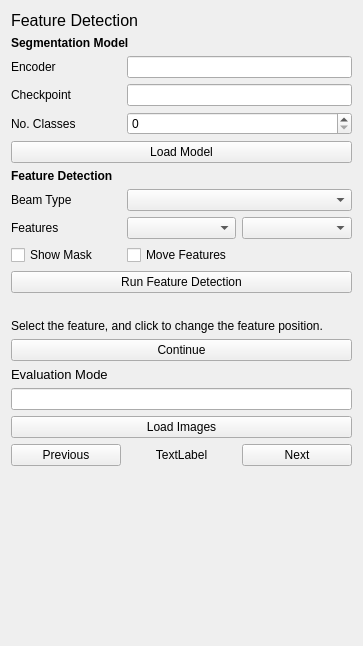
DeMarcoLab/fibsem, file fibsem/ui/qtdesigner_files/FibsemDetectionWidget.ui: the form before one commit.
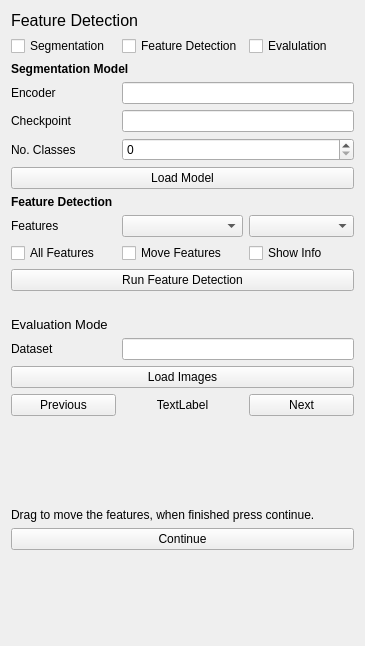
The form after the commit.

Commit message: multiple feature detections

```diff
--- a/fibsem/ui/qtdesigner_files/FibsemDetectionWidget.ui
+++ b/fibsem/ui/qtdesigner_files/FibsemDetectionWidget.ui
@@ -6,7 +6,7 @@
    <rect>
     <x>0</x>
     <y>0</y>
-    <width>363</width>
+    <width>365</width>
     <height>646</height>
    </rect>
   </property>
@@ -14,78 +14,50 @@
    <string>Form</string>
   </property>
   <layout class="QGridLayout" name="gridLayout">
-   <item row="1" column="0" colspan="3">
-    <widget class="QLabel" name="label_header_model">
-     <property name="font">
-      <font>
-       <weight>75</weight>
-       <bold>true</bold>
-      </font>
-     </property>
+   <item row="14" column="2">
+    <widget class="QCheckBox" name="checkBox_show_info">
      <property name="text">
-      <string>Segmentation Model</string>
+      <string>Show Info</string>
      </property>
     </widget>
    </item>
-   <item row="15" column="0" colspan="3">
-    <widget class="QLabel" name="label_info">
-     <property name="minimumSize">
-      <size>
-       <width>0</width>
-       <height>0</height>
-      </size>
-     </property>
-     <property name="text">
-      <string/>
-     </property>
-    </widget>
+   <item row="12" column="2">
+    <widget class="QComboBox" name="comboBox_feature_2"/>
    </item>
-   <item row="13" column="0">
-    <widget class="QCheckBox" name="checkBox_show_mask">
+   <item row="9" column="0">
+    <widget class="QLabel" name="label_num_classes">
      <property name="text">
-      <string>Show Mask</string>
+      <string>No. Classes</string>
      </property>
     </widget>
    </item>
-   <item row="23" column="0" colspan="3">
-    <spacer name="verticalSpacer">
-     <property name="orientation">
-      <enum>Qt::Vertical</enum>
-     </property>
-     <property name="sizeHint" stdset="0">
-      <size>
-       <width>20</width>
-       <height>40</height>
-      </size>
-     </property>
-    </spacer>
-   </item>
-   <item row="13" column="1">
-    <widget class="QCheckBox" name="checkBox_move_features">
-     <property name="text">
-      <string>Move Features</string>
-     </property>
-    </widget>
-   </item>
-   <item row="7" column="1" colspan="2">
+   <item row="8" column="1" colspan="2">
     <widget class="QLineEdit" name="lineEdit_checkpoint"/>
    </item>
-   <item row="11" column="1" colspan="2">
-    <widget class="QComboBox" name="comboBox_beam_type"/>
+   <item row="31" column="0" colspan="3">
+    <spacer name="verticalSpacer_2">
+     <property name="orientation">
+      <enum>Qt::Vertical</enum>
+     </property>
+     <property name="sizeHint" stdset="0">
+      <size>
+       <width>20</width>
+       <height>40</height>
+      </size>
+     </property>
+    </spacer>
    </item>
-   <item row="0" column="0" colspan="3">
-    <widget class="QLabel" name="label_title">
-     <property name="font">
-      <font>
-       <pointsize>12</pointsize>
-      </font>
-     </property>
+   <item row="29" column="0" colspan="3">
+    <widget class="QLabel" name="label_instructions">
      <property name="text">
-      <string>Feature Detection</string>
+      <string>Drag to move the features, when finished press continue.</string>
+     </property>
+     <property name="wordWrap">
+      <bool>true</bool>
      </property>
     </widget>
    </item>
-   <item row="22" column="1">
+   <item row="26" column="1">
     <widget class="QLabel" name="label_image_path_num">
      <property name="text">
       <string>TextLabel</string>
@@ -95,36 +67,18 @@
      </property>
     </widget>
    </item>
-   <item row="12" column="0">
-    <widget class="QLabel" name="label_feature">
-     <property name="text">
-      <string>Features</string>
-     </property>
-    </widget>
-   </item>
-   <item row="20" column="0" colspan="3">
-    <widget class="QLineEdit" name="lineEdit_image_path_folder"/>
-   </item>
-   <item row="22" column="0">
+   <item row="26" column="0">
     <widget class="QPushButton" name="pushButton_previous_image">
      <property name="text">
       <string>Previous</string>
      </property>
     </widget>
    </item>
-   <item row="8" column="0">
-    <widget class="QLabel" name="label_num_classes">
-     <property name="text">
-      <string>No. Classes</string>
-     </property>
-    </widget>
-   </item>
-   <item row="10" column="0" colspan="3">
-    <widget class="QLabel" name="label_header_features">
+   <item row="0" column="0" colspan="3">
+    <widget class="QLabel" name="label_title">
      <property name="font">
       <font>
-       <weight>75</weight>
-       <bold>true</bold>
+       <pointsize>12</pointsize>
       </font>
      </property>
      <property name="text">
@@ -132,64 +86,136 @@
      </property>
     </widget>
    </item>
-   <item row="8" column="1" colspan="2">
+   <item row="9" column="1" colspan="2">
     <widget class="QSpinBox" name="spinBox_num_classes"/>
    </item>
-   <item row="9" column="0" colspan="3">
-    <widget class="QPushButton" name="pushButton_load_model">
+   <item row="11" column="0" colspan="3">
+    <widget class="QLabel" name="label_header_features">
+     <property name="font">
+      <font>
+       <weight>75</weight>
+       <bold>true</bold>
+      </font>
+     </property>
      <property name="text">
-      <string>Load Model</string>
+      <string>Feature Detection</string>
      </property>
     </widget>
    </item>
-   <item row="12" column="1">
-    <widget class="QComboBox" name="comboBox_feature_1"/>
+   <item row="15" column="0" colspan="3">
+    <widget class="QPushButton" name="pushButton_run_feature_detection">
+     <property name="text">
+      <string>Run Feature Detection</string>
+     </property>
+    </widget>
    </item>
-   <item row="6" column="0">
+   <item row="1" column="0">
+    <widget class="QCheckBox" name="checkBox_use_segmentation">
+     <property name="text">
+      <string>Segmentation</string>
+     </property>
+    </widget>
+   </item>
+   <item row="25" column="0" colspan="3">
+    <widget class="QPushButton" name="pushButton_load_images">
+     <property name="text">
+      <string>Load Images</string>
+     </property>
+    </widget>
+   </item>
+   <item row="7" column="0">
     <widget class="QLabel" name="label_encoder">
      <property name="text">
       <string>Encoder</string>
      </property>
     </widget>
    </item>
-   <item row="7" column="0">
-    <widget class="QLabel" name="label_checkpoint">
+   <item row="16" column="0" colspan="3">
+    <widget class="QLabel" name="label_info">
+     <property name="minimumSize">
+      <size>
+       <width>0</width>
+       <height>0</height>
+      </size>
+     </property>
      <property name="text">
-      <string>Checkpoint</string>
+      <string/>
      </property>
     </widget>
    </item>
-   <item row="18" column="0" colspan="3">
+   <item row="1" column="1">
+    <widget class="QCheckBox" name="checkBox_use_feature_detection">
+     <property name="text">
+      <string>Feature Detection</string>
+     </property>
+    </widget>
+   </item>
+   <item row="30" column="0" colspan="3">
     <widget class="QPushButton" name="pushButton_continue">
      <property name="text">
       <string>Continue</string>
      </property>
     </widget>
    </item>
-   <item row="22" column="2">
+   <item row="8" column="0">
+    <widget class="QLabel" name="label_checkpoint">
+     <property name="text">
+      <string>Checkpoint</string>
+     </property>
+    </widget>
+   </item>
+   <item row="7" column="1" colspan="2">
+    <widget class="QLineEdit" name="lineEdit_encoder"/>
+   </item>
+   <item row="24" column="0">
+    <widget class="QLabel" name="label_dataset">
+     <property name="text">
+      <string>Dataset</string>
+     </property>
+    </widget>
+   </item>
+   <item row="26" column="2">
     <widget class="QPushButton" name="pushButton_next_image">
      <property name="text">
       <string>Next</string>
      </property>
     </widget>
    </item>
-   <item row="17" column="0" colspan="3">
-    <widget class="QLabel" name="label_instructions">
+   <item row="2" column="0" colspan="3">
+    <widget class="QLabel" name="label_header_model">
+     <property name="font">
+      <font>
+       <weight>75</weight>
+       <bold>true</bold>
+      </font>
+     </property>
      <property name="text">
-      <string>Select the feature, and click to change the feature position.</string>
+      <string>Segmentation Model</string>
      </property>
-     <property name="wordWrap">
-      <bool>true</bool>
+    </widget>
+   </item>
+   <item row="12" column="0">
+    <widget class="QLabel" name="label_feature">
+     <property name="text">
+      <string>Features</string>
      </property>
     </widget>
    </item>
-   <item row="12" column="2">
-    <widget class="QComboBox" name="comboBox_feature_2"/>
+   <item row="1" column="2">
+    <widget class="QCheckBox" name="checkBox_use_evaluation">
+     <property name="text">
+      <string>Evalulation</string>
+     </property>
+    </widget>
    </item>
-   <item row="6" column="1" colspan="2">
-    <widget class="QLineEdit" name="lineEdit_encoder"/>
+   <item row="10" column="0" colspan="3">
+    <widget class="QPushButton" name="pushButton_load_model">
+     <property name="text">
+      <string>Load Model</string>
+     </property>
+    </widget>
    </item>
-   <item row="19" column="0" colspan="3">
+   <item row="22" column="0" colspan="3">
     <widget class="QLabel" name="label_header_evalulation">
      <property name="font">
       <font>
@@ -201,24 +227,36 @@
      </property>
     </widget>
    </item>
-   <item row="11" column="0">
-    <widget class="QLabel" name="label_beam_type">
-     <property name="text">
-      <string>Beam Type</string>
+   <item row="27" column="0" colspan="3">
+    <spacer name="verticalSpacer">
+     <property name="orientation">
+      <enum>Qt::Vertical</enum>
      </property>
-    </widget>
+     <property name="sizeHint" stdset="0">
+      <size>
+       <width>20</width>
+       <height>40</height>
+      </size>
+     </property>
+    </spacer>
    </item>
-   <item row="14" column="0" colspan="3">
-    <widget class="QPushButton" name="pushButton_run_feature_detection">
+   <item row="24" column="1" colspan="2">
+    <widget class="QLineEdit" name="lineEdit_image_path_folder"/>
+   </item>
+   <item row="14" column="1">
+    <widget class="QCheckBox" name="checkBox_move_features">
      <property name="text">
-      <string>Run Feature Detection</string>
+      <string>Move Features</string>
      </property>
     </widget>
    </item>
-   <item row="21" column="0" colspan="3">
-    <widget class="QPushButton" name="pushButton_load_images">
+   <item row="12" column="1">
+    <widget class="QComboBox" name="comboBox_feature_1"/>
+   </item>
+   <item row="14" column="0">
+    <widget class="QCheckBox" name="checkBox_all_features">
      <property name="text">
-      <string>Load Images</string>
+      <string>All Features</string>
      </property>
     </widget>
    </item>
```
The commit also changes 4 other files.
